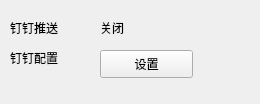
Qt form CleverManagerV3/setups/dingtalk/dt_mainwid.ui (ChinaClever/CleverManagerV3) before a commit.
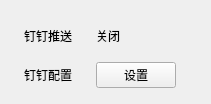
The same form after that commit.

The edit to the form file:
```diff
--- a/CleverManagerV3/setups/dingtalk/dt_mainwid.ui
+++ b/CleverManagerV3/setups/dingtalk/dt_mainwid.ui
@@ -6,65 +6,94 @@
    <rect>
     <x>0</x>
     <y>0</y>
-    <width>260</width>
+    <width>211</width>
     <height>104</height>
    </rect>
   </property>
   <property name="windowTitle">
    <string>Form</string>
   </property>
+  <layout class="QGridLayout" name="gridLayout">
+   <property name="leftMargin">
+    <number>0</number>
+   </property>
+   <property name="topMargin">
+    <number>10</number>
+   </property>
+   <property name="rightMargin">
+    <number>10</number>
+   </property>
+   <property name="bottomMargin">
+    <number>0</number>
+   </property>
+   <property name="spacing">
+    <number>0</number>
+   </property>
+   <item row="0" column="0">
   <widget class="QLabel" name="label">
-   <property name="geometry">
-    <rect>
-     <x>10</x>
-     <y>20</y>
-     <width>72</width>
-     <height>15</height>
-    </rect>
+     <property name="sizePolicy">
+      <sizepolicy hsizetype="Fixed" vsizetype="Fixed">
+       <horstretch>0</horstretch>
+       <verstretch>0</verstretch>
+      </sizepolicy>
    </property>
    <property name="text">
     <string>钉钉推送</string>
    </property>
   </widget>
+   </item>
+   <item row="0" column="1">
   <widget class="QLabel" name="statusLab">
-   <property name="geometry">
-    <rect>
-     <x>100</x>
-     <y>20</y>
-     <width>72</width>
-     <height>15</height>
-    </rect>
+     <property name="sizePolicy">
+      <sizepolicy hsizetype="Fixed" vsizetype="Fixed">
+       <horstretch>0</horstretch>
+       <verstretch>0</verstretch>
+      </sizepolicy>
+     </property>
+     <property name="minimumSize">
+      <size>
+       <width>80</width>
+       <height>20</height>
+      </size>
    </property>
    <property name="text">
     <string>关闭</string>
    </property>
   </widget>
+   </item>
+   <item row="1" column="0">
   <widget class="QLabel" name="label_3">
-   <property name="geometry">
-    <rect>
-     <x>10</x>
-     <y>50</y>
-     <width>72</width>
-     <height>15</height>
-    </rect>
+     <property name="sizePolicy">
+      <sizepolicy hsizetype="Fixed" vsizetype="Fixed">
+       <horstretch>0</horstretch>
+       <verstretch>0</verstretch>
+      </sizepolicy>
    </property>
    <property name="text">
     <string>钉钉配置</string>
    </property>
   </widget>
+   </item>
+   <item row="1" column="1">
   <widget class="QPushButton" name="btn">
-   <property name="geometry">
-    <rect>
-     <x>100</x>
-     <y>50</y>
-     <width>93</width>
-     <height>28</height>
-    </rect>
+     <property name="sizePolicy">
+      <sizepolicy hsizetype="Fixed" vsizetype="Fixed">
+       <horstretch>0</horstretch>
+       <verstretch>0</verstretch>
+      </sizepolicy>
+     </property>
+     <property name="minimumSize">
+      <size>
+       <width>80</width>
+       <height>20</height>
+      </size>
    </property>
    <property name="text">
     <string>设置</string>
    </property>
   </widget>
+   </item>
+  </layout>
  </widget>
  <resources/>
  <connections/>
```
Lines whose indentation alone changed are shown as unchanged.
